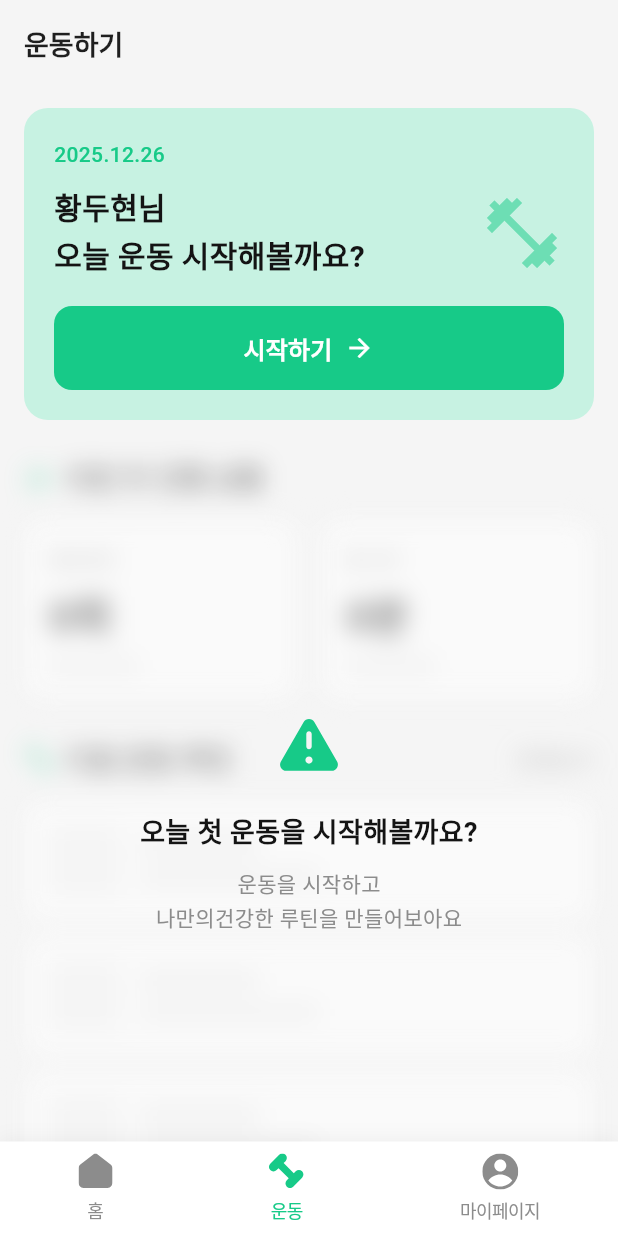
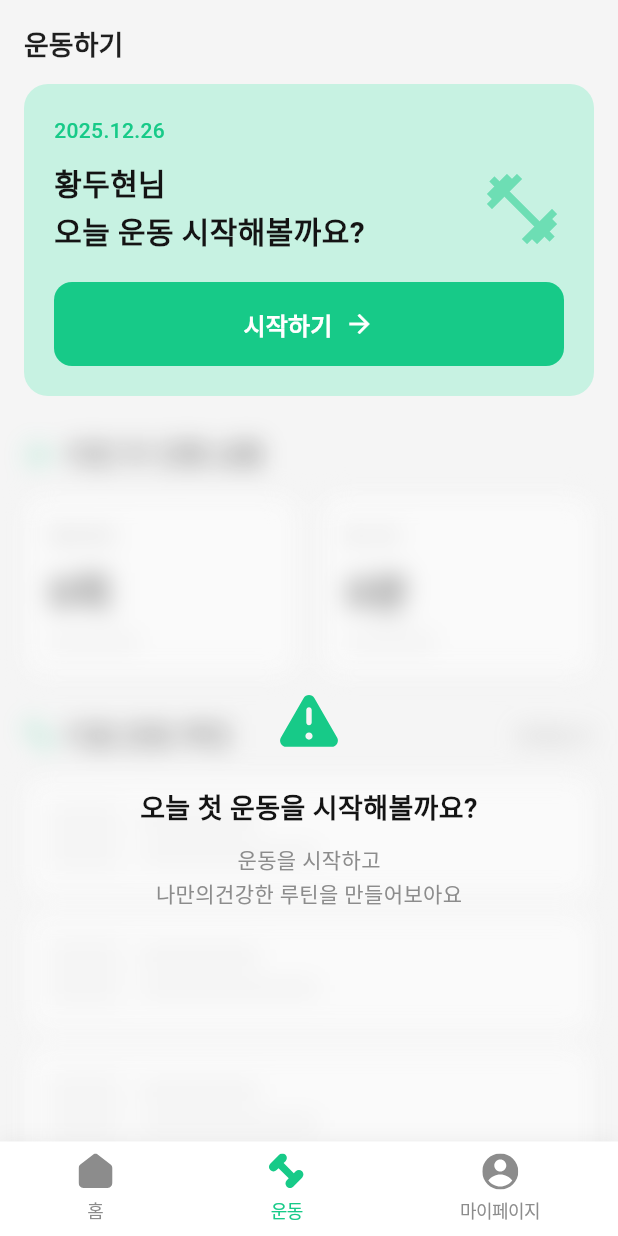
Before and after one commit to MEDILUX-club/DDUDUK, a Flutter app: the ExerciseMainEmptyScreen screen opened by its route, on a phone screen of 412 x 824 dp. Run offline on Flutter 3.47's test engine with Material 3 defaults, Android fonts, the light colour scheme and no system bars; our stand-ins replace flutter_svg, go_router, syncfusion_flutter_sliders, video_player; missing offline and left inert: syncfusion_flutter_core; network calls fail; Roboto replaces fonts that are missing (Pretendard).

Commit message:
refactor(exercise): apply HomeLayout to ExerciseMainEmptyScreen

```diff
--- a/lib/screens/exercise/exercise_main_empty_screen.dart
+++ b/lib/screens/exercise/exercise_main_empty_screen.dart
@@ -1,11 +1,10 @@
 import 'dart:ui';
-
 import 'package:flutter/material.dart';
 import 'package:flutter_svg/flutter_svg.dart';
 import 'package:dduduk_app/theme/app_colors.dart';
 import 'package:dduduk_app/theme/app_dimens.dart';
 import 'package:dduduk_app/theme/app_text_styles.dart';
-import 'package:dduduk_app/widgets/common/bottom_nav_bar.dart';
+import 'package:dduduk_app/layouts/home_layout.dart';
 import 'package:dduduk_app/widgets/exercise/exercise_start_card.dart';
 import 'package:go_router/go_router.dart';
 
@@ -26,31 +25,18 @@ class _ExerciseMainEmptyScreenState extends State<ExerciseMainEmptyScreen> {
     setState(() {
       _currentNavIndex = index;
     });
-    // TODO: 각 탭에 맞는 화면으로 라우팅
   }
 
   void _onStartExercise() {
-    // TODO: 운동 시작 화면으로 이동
     context.push('/exercise/survey1');
   }
 
   @override
   Widget build(BuildContext context) {
-    return Scaffold(
-      backgroundColor: AppColors.fillDefault,
-      appBar: AppBar(
-        title: const Text('운동하기'),
-        backgroundColor: AppColors.fillDefault,
-        foregroundColor: AppColors.textStrong,
-        elevation: 0,
-        centerTitle: false,
-        titleTextStyle: AppTextStyles.titleHeader.copyWith(
-          fontSize: 18,
-          fontWeight: FontWeight.w600,
-        ),
-      ),
-      body: SingleChildScrollView(
-        padding: const EdgeInsets.all(AppDimens.screenPadding),
+    return HomeLayout(
+      title: '운동하기',
+      currentNavIndex: _currentNavIndex,
+      onNavTap: _onNavTap,
       child: Column(
         children: [
           // 상단 그린 카드
@@ -63,11 +49,6 @@ class _ExerciseMainEmptyScreenState extends State<ExerciseMainEmptyScreen> {
           // 빈 상태 메시지
           _buildEmptyState(),
         ],
-        ),
-      ),
-      bottomNavigationBar: BottomNavBar(
-        currentIndex: _currentNavIndex,
-        onTap: _onNavTap,
       ),
     );
   }
```
Lines whose indentation alone changed are shown as unchanged.
